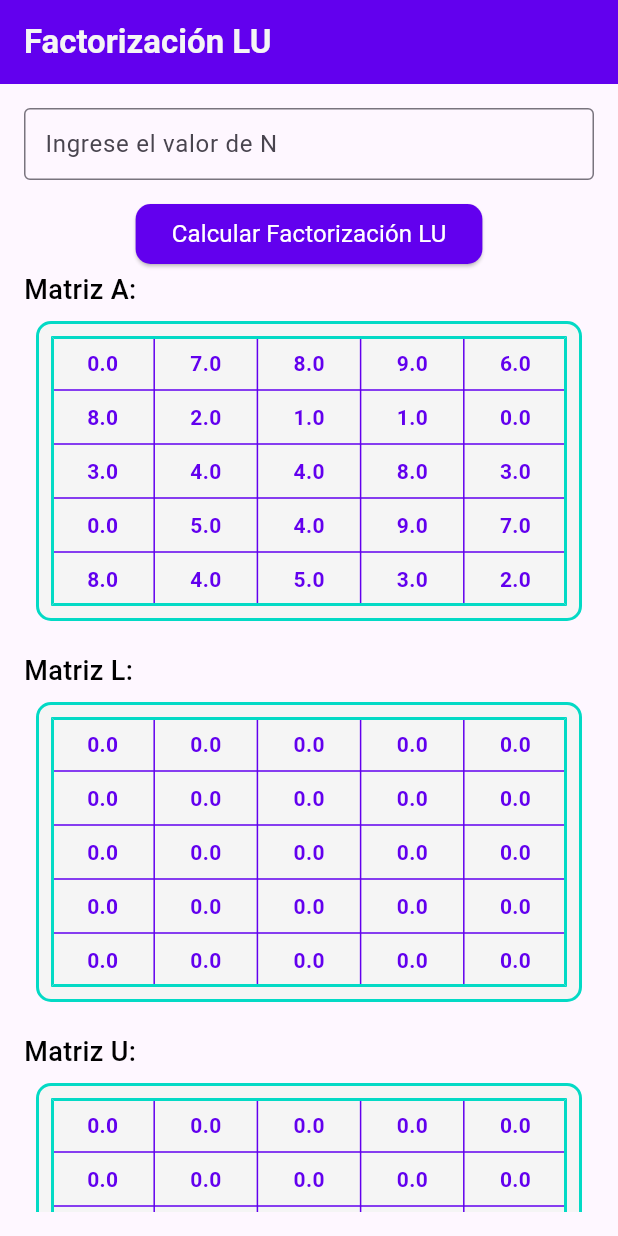
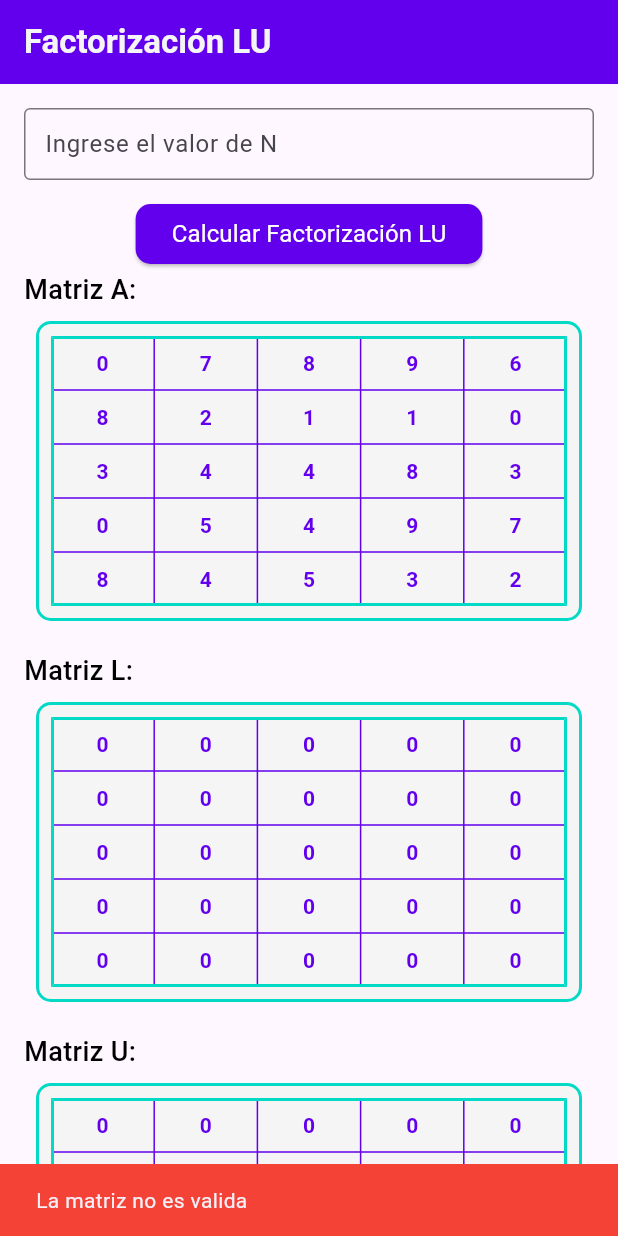
Before and after one commit to joyel124/lu_app, a Flutter app: the screen it shows after launch, after a tap on "Calcular Factorización LU", on a phone screen of 412 x 824 dp. Run offline on Flutter 3.47's test engine with Material 3 defaults, Android fonts, the phone set to English and light mode, and no system bars.

Commit message:
feat: Added validations.

```diff
--- a/lib/main.dart
+++ b/lib/main.dart
@@ -93,7 +93,7 @@ class _MatrixLUState extends State<MatrixLU> {
               const SizedBox(height: 12),
               ElevatedButton(
                 onPressed: () {
-                  if (n > 0) {
+                  if (n >=3 && n <= 10) {
                     setState(() {
                       a = generarMatriz(n);
                       if(esMatrizValida(a)){
@@ -124,12 +124,19 @@ class _MatrixLUState extends State<MatrixLU> {
                             }
                           }
                         }
+                      }else{
+                        ScaffoldMessenger.of(context).showSnackBar(
+                          const SnackBar(
+                            content: Text('La matriz no es valida'),
+                            backgroundColor: Colors.red,
+                          ),
+                        );
                       }
                     });
                   }else{
                     ScaffoldMessenger.of(context).showSnackBar(
                       const SnackBar(
-                        content: Text('La matriz no es valida'),
+                        content: Text('El valor debe estar entre 3 y 10'),
                         backgroundColor: Colors.red,
                       ),
                     );
@@ -200,7 +207,7 @@ class MatrixDisplay extends StatelessWidget {
                 padding: const EdgeInsets.all(8.0),
                 child: Center(
                   child: Text(
-                    cell.toStringAsFixed(1),
+                    cell.toStringAsFixed(0),
                     style: const TextStyle(
                       color: primaryColor,
                       fontWeight: FontWeight.bold,
--- a/pubspec.yaml
+++ b/pubspec.yaml
@@ -35,7 +35,6 @@ dependencies:
   # The following adds the Cupertino Icons font to your application.
   # Use with the CupertinoIcons class for iOS style icons.
   cupertino_icons: ^1.0.2
-  fraction: ^5.0.2
 
 dev_dependencies:
   flutter_test:
```
Also changed, not shown: pubspec.lock.
